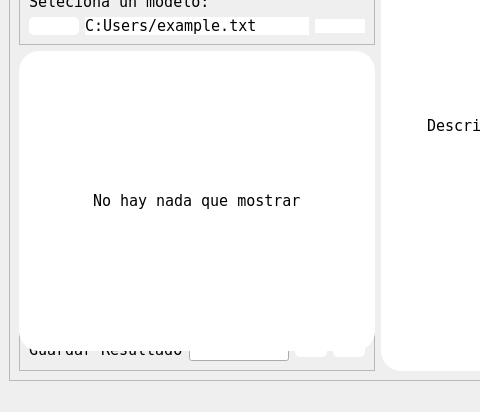
Old version of the form Interfaz/test.ui in the repository adobrasca512/EatEaser; both pictures show x 0 to 480 and y 195 to 607 of the 800 by 607 pixel window.
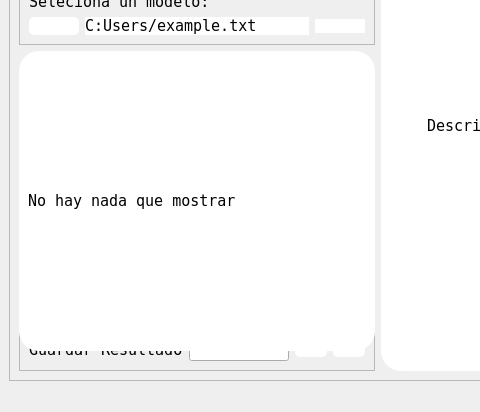
New version of the form. Icons and pictures are not drawn.

Commit message: cambios interfaz

What changed in the file:
```diff
--- a/Interfaz/test.ui
+++ b/Interfaz/test.ui
@@ -217,8 +217,10 @@
           <enum>QFrame::Raised</enum>
          </property>
          <layout class="QHBoxLayout" name="horizontalLayout">
-          <item alignment="Qt::AlignHCenter">
-           <widget class="QLabel" name="label_10">
+          <item>
+           <layout class="QHBoxLayout" name="hresultados">
+            <item>
+             <widget class="QLabel" name="lresultadosTabla">
             <property name="font">
              <font>
               <family>NSimSun</family>
@@ -229,6 +231,8 @@
              <string>No hay nada que mostrar</string>
             </property>
            </widget>
+            </item>
+           </layout>
           </item>
          </layout>
         </widget>
```
Lines whose indentation alone changed are shown as unchanged. The commit also changes 2 other files.
